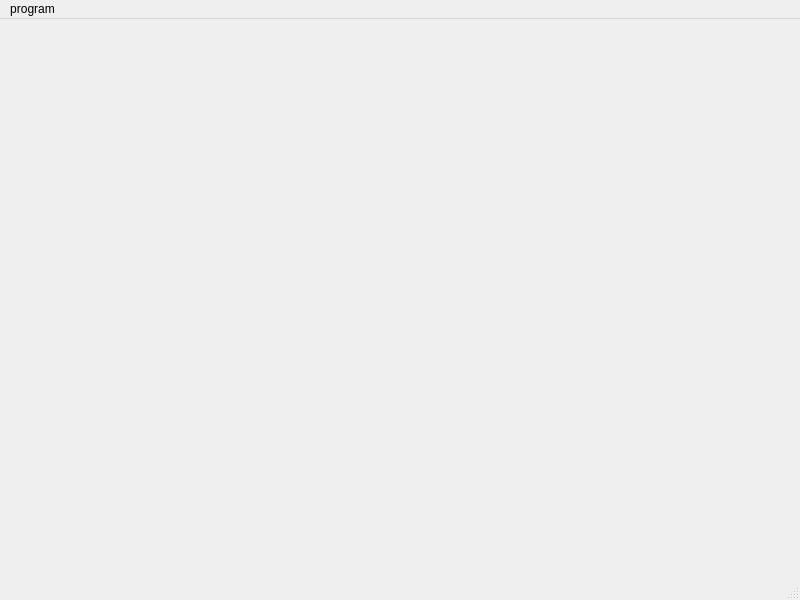
vopl/r3, file runtime/src/client/qt/mainWindow.ui: the form before one commit.
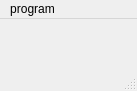
The form after the commit.

```diff
--- a/runtime/src/client/qt/mainWindow.ui
+++ b/runtime/src/client/qt/mainWindow.ui
@@ -6,8 +6,8 @@
    <rect>
     <x>0</x>
     <y>0</y>
-    <width>800</width>
-    <height>600</height>
+    <width>137</width>
+    <height>91</height>
    </rect>
   </property>
   <property name="windowTitle">
@@ -18,7 +18,7 @@
     <rect>
      <x>0</x>
      <y>0</y>
-     <width>800</width>
+     <width>137</width>
      <height>18</height>
     </rect>
    </property>
```
Left out of the diff: 4 changed lines with no effect on the pictures.
